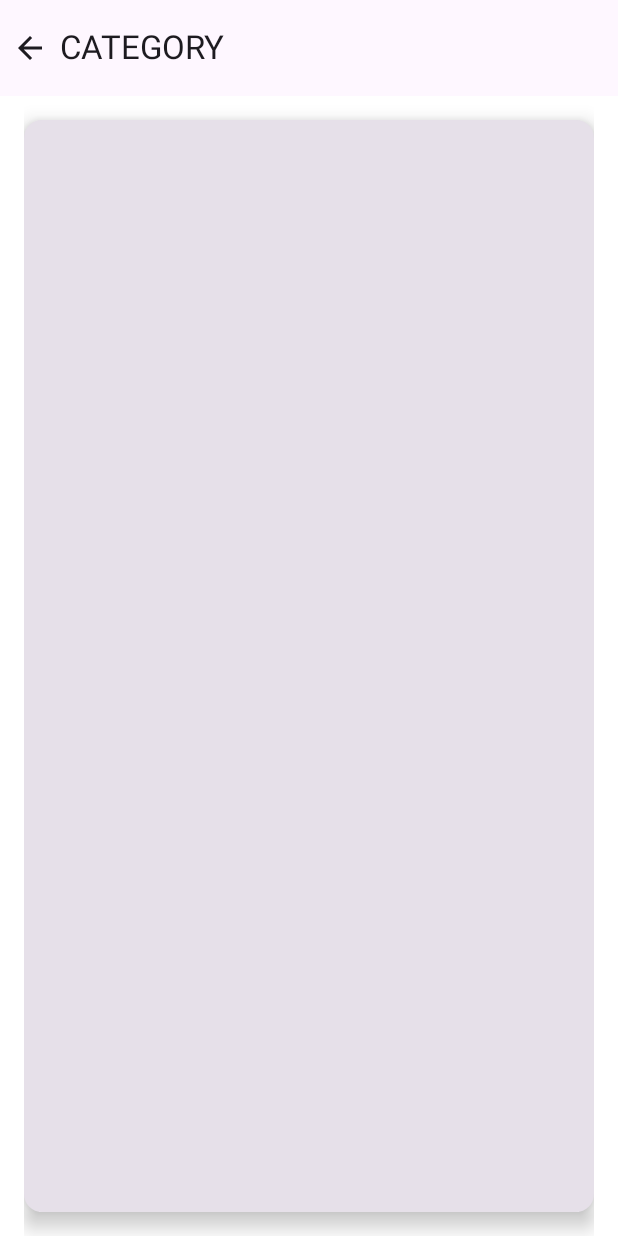
After one commit to honeybadger2788/ConversationApp, an Android app built with Jetpack Compose: the @Preview function QuestionScreen, on a phone screen of 412 x 824 dp. The commit adds this screen. Run offline under Robolectric (Android 15) with nearby library versions, the phone set to English and light mode, and no system bars.

Commit message:
feature: questions screen implemented

```diff
--- a/app/build.gradle
+++ b/app/build.gradle
@@ -56,6 +56,9 @@ dependencies {
     implementation 'androidx.compose.ui:ui-graphics'
     implementation 'androidx.compose.ui:ui-tooling-preview'
     implementation 'androidx.compose.material3:material3'
+    // ConstrainLayout
+    implementation 'androidx.constraintlayout:constraintlayout-compose:1.0.1'
+
     testImplementation 'junit:junit:4.13.2'
     androidTestImplementation 'androidx.test.ext:junit:1.1.3'
     androidTestImplementation 'androidx.test.espresso:espresso-core:3.4.0'
--- a/app/src/main/java/com/girlify/conversationApp/MainActivity.kt
+++ b/app/src/main/java/com/girlify/conversationApp/MainActivity.kt
@@ -8,6 +8,7 @@ import androidx.compose.material3.MaterialTheme
 import androidx.compose.material3.Surface
 import androidx.compose.ui.Modifier
 import com.girlify.conversationApp.categories.ui.categoriesScreen.CategoriesScreen
+import com.girlify.conversationApp.categories.ui.questionScreen.QuestionScreen
 import com.girlify.conversationApp.ui.theme.ConversationAppTheme
 
 class MainActivity : ComponentActivity() {
@@ -20,7 +21,8 @@ class MainActivity : ComponentActivity() {
                     modifier = Modifier.fillMaxSize(),
                     color = MaterialTheme.colorScheme.background
                 ) {
-                    CategoriesScreen()
+                    //CategoriesScreen()
+                    QuestionScreen()
                 }
             }
         }
--- /dev/null
+++ b/app/src/main/java/com/girlify/conversationApp/categories/ui/questionScreen/QuestionScreen.kt
@@ -0,0 +1,113 @@
+package com.girlify.conversationApp.categories.ui.questionScreen
+
+import androidx.compose.animation.AnimatedVisibility
+import androidx.compose.animation.fadeIn
+import androidx.compose.animation.fadeOut
+import androidx.compose.foundation.clickable
+import androidx.compose.foundation.layout.Box
+import androidx.compose.foundation.layout.Column
+import androidx.compose.foundation.layout.fillMaxSize
+import androidx.compose.foundation.layout.padding
+import androidx.compose.foundation.lazy.LazyRow
+import androidx.compose.foundation.lazy.items
+import androidx.compose.material.icons.Icons
+import androidx.compose.material.icons.filled.ArrowBack
+import androidx.compose.material3.Card
+import androidx.compose.material3.CardDefaults
+import androidx.compose.material3.ExperimentalMaterial3Api
+import androidx.compose.material3.Icon
+import androidx.compose.material3.Text
+import androidx.compose.material3.TopAppBar
+import androidx.compose.runtime.Composable
+import androidx.compose.runtime.getValue
+import androidx.compose.runtime.mutableStateOf
+import androidx.compose.runtime.remember
+import androidx.compose.runtime.setValue
+import androidx.compose.ui.Alignment
+import androidx.compose.ui.Modifier
+import androidx.compose.ui.text.font.FontWeight
+import androidx.compose.ui.text.style.TextAlign
+import androidx.compose.ui.tooling.preview.Preview
+import androidx.compose.ui.unit.dp
+import androidx.compose.ui.unit.sp
+import com.girlify.conversationApp.categories.ui.questionScreen.model.QuestionModel
+
+@OptIn(ExperimentalMaterial3Api::class)
+@Preview(showBackground = true)
+@Composable
+fun QuestionScreen() {
+    Column(Modifier.fillMaxSize()
+    ) {
+        TopAppBar(title = { Text(text = "CATEGORY") }, navigationIcon = {
+            Icon(
+                imageVector = Icons.Default.ArrowBack,
+                contentDescription = "back",
+                modifier = Modifier.padding(4.dp)
+            )
+        })
+        LazyRow(
+            modifier = Modifier
+                .padding(16.dp)
+                .fillMaxSize()
+        ) {
+            items(getQuestions()) { question ->
+                ItemQuestion(
+                    question,
+                    Modifier
+                        .fillParentMaxSize()
+                )
+            }
+        }
+    }
+}
+
+fun getQuestions(): List<QuestionModel> {
+return listOf(
+    QuestionModel(
+        "¿Qué es lo que más te gusta de viajar en transporte público?",
+        "En el colectivo"
+    ),
+    QuestionModel(
+        "¿Qué libro o podcast estás leyendo o escuchando actualmente y por qué lo recomendarías?",
+        "En el colectivo"
+    ),
+    QuestionModel(
+        "¿Cuál es el lugar más hermoso que has visitado en tu vida y por qué?",
+        "En el colectivo"
+    ),
+    QuestionModel(
+        "¿Qué opinas sobre la idea de \"el amor a primera vista\"?",
+        "En el colectivo"
+    ),
+    QuestionModel(
+        "¿Cuál ha sido tu mayor reto en la vida y cómo lo superaste?",
+        "En el colectivo"
+    ),
+    QuestionModel(
+        "¿Qué te gustaría hacer si no tuvieras que trabajar para vivir?",
+        "En el colectivo"
+    )
+)
+}
+
+@Composable
+fun ItemQuestion(question: QuestionModel,modifier: Modifier) {
+    var isVisible by remember {
+        mutableStateOf(false)
+    }
+
+    Card(modifier = modifier.clickable { isVisible = !isVisible }, elevation = CardDefaults.cardElevation(8.dp)) {
+        AnimatedVisibility(visible = isVisible, enter = fadeIn(), exit = fadeOut()) {
+            Box(Modifier.fillMaxSize(), contentAlignment = Alignment.Center) {
+                Text(
+                    text = question.question,
+                    textAlign = TextAlign.Center,
+                    fontWeight = FontWeight.Bold,
+                    fontSize = 42.sp,
+                    lineHeight = 48.sp,
+                    modifier = Modifier.padding(horizontal = 16.dp)
+                )
+            }
+        }
+    }
+}
--- /dev/null
+++ b/app/src/main/java/com/girlify/conversationApp/categories/ui/questionScreen/model/QuestionModel.kt
@@ -0,0 +1,6 @@
+package com.girlify.conversationApp.categories.ui.questionScreen.model
+
+data class QuestionModel(
+    val question: String,
+    val category: String
+)
```
Also changed, not shown: app/src/main/java/com/girlify/conversationApp/categories/ui/categoriesScreen/CategoriesScreen.kt (+6 -1 lines).
